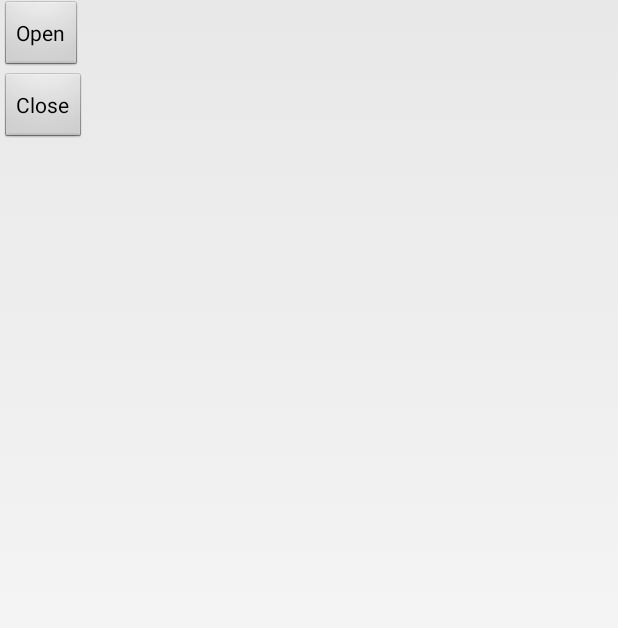
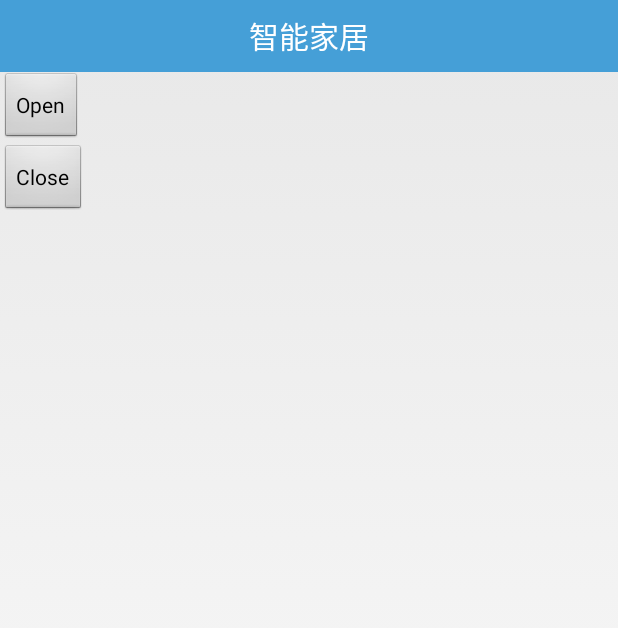
Before and after one commit to Heinilup/MobileSafe, an Android app: the SmartHomeActivity screen opened directly, with no data from a screen before it, on a phone screen of 412 x 824 dp. Shown: the top 628 px of the screen. Run offline under Robolectric (Android 15) with nearby library versions, the phone set to English and light mode, and no system bars; libraries missing offline, so code that uses them is left out: com.socks.library.

Commit message:
add style of TitleBar
add style of TitleBar

```diff
--- a/app/src/main/res/layout/activity_filemanager.xml
+++ b/app/src/main/res/layout/activity_filemanager.xml
@@ -5,8 +5,7 @@
               android:layout_height="match_parent">
 
     <TextView
-        android:layout_width="wrap_content"
-        android:layout_height="wrap_content"
+        style="@style/TitleBarStyle"
         android:text="文件管理器"/>
 
 </LinearLayout>
--- a/app/src/main/res/layout/activity_mediaplay.xml
+++ b/app/src/main/res/layout/activity_mediaplay.xml
@@ -4,8 +4,13 @@
                 android:layout_height="match_parent"
                 android:background="@color/black"
                 android:orientation="vertical">
+    <TextView
+        android:id="@+id/media_tv"
+        style="@style/TitleBarStyle"
+        android:text="媒体播放器"/>
 
     <ListView
+        android:layout_below="@+id/media_tv"
         android:id="@+id/lv_videolist"
         android:layout_width="match_parent"
         android:layout_height="match_parent"/>
--- a/app/src/main/res/layout/activity_process_manager.xml
+++ b/app/src/main/res/layout/activity_process_manager.xml
@@ -3,6 +3,9 @@
               android:orientation="vertical"
               android:layout_width="match_parent"
               android:layout_height="match_parent">
+    <TextView
+        style="@style/TitleBarStyle"
+        android:text="进程管理"/>
    <ikabi.com.mobilesafe.view.ProgressDesView
        android:id="@+id/pm_pdv_process"
        android:layout_width="match_parent"
--- a/app/src/main/res/layout/activity_smarthome.xml
+++ b/app/src/main/res/layout/activity_smarthome.xml
@@ -3,6 +3,9 @@
               android:orientation="vertical"
               android:layout_width="match_parent"
               android:layout_height="match_parent">
+    <TextView
+        style="@style/TitleBarStyle"
+        android:text="智能家居"/>
 
     <Button
         android:onClick="open"
--- a/app/src/main/res/layout/activity_softmanager.xml
+++ b/app/src/main/res/layout/activity_softmanager.xml
@@ -4,8 +4,7 @@
               android:layout_width="match_parent"
               android:layout_height="match_parent">
     <TextView
-        android:layout_width="wrap_content"
-        android:layout_height="wrap_content"
+        style="@style/TitleBarStyle"
         android:text="软件管理"/>
     <ikabi.com.mobilesafe.view.ProgressDesView
         android:id="@+id/am_pdv_rom"
--- a/app/src/main/res/values/colors.xml
+++ b/app/src/main/res/values/colors.xml
@@ -5,4 +5,5 @@
     <color name="colorAccent">#FF4081</color>
     <color name="white">#ffffff</color>
     <color name="black">#000000</color>
+    <color name="global_blue">#459FD7</color>
 </resources>
--- a/app/src/main/res/values/styles.xml
+++ b/app/src/main/res/values/styles.xml
@@ -17,6 +17,15 @@
         <item name="android:windowNoTitle">true</item>
     </style>
 
+    <style name="TitleBarStyle">
+        <item name="android:layout_width">match_parent</item>
+        <item name="android:layout_height">48dp</item>
+        <item name="android:background">@color/global_blue</item>
+        <item name="android:gravity">center</item>
+        <item name="android:textColor">@android:color/white</item>
+        <item name="android:textSize">20sp</item>
+    </style>
+
     <style name="NormalTextStyle">
         <item name="android:layout_width">wrap_content</item>
         <item name="android:layout_height">wrap_content</item>
--- a/build.gradle
+++ b/build.gradle
@@ -5,7 +5,7 @@ buildscript {
         jcenter()
     }
     dependencies {
-        classpath 'com.android.tools.build:gradle:2.0.0-beta5'
+        classpath 'com.android.tools.build:gradle:2.0.0-beta6'
 
         // NOTE: Do not place your application dependencies here; they belong
         // in the individual module build.gradle files
```
Also changed, not shown: 1 other file.
